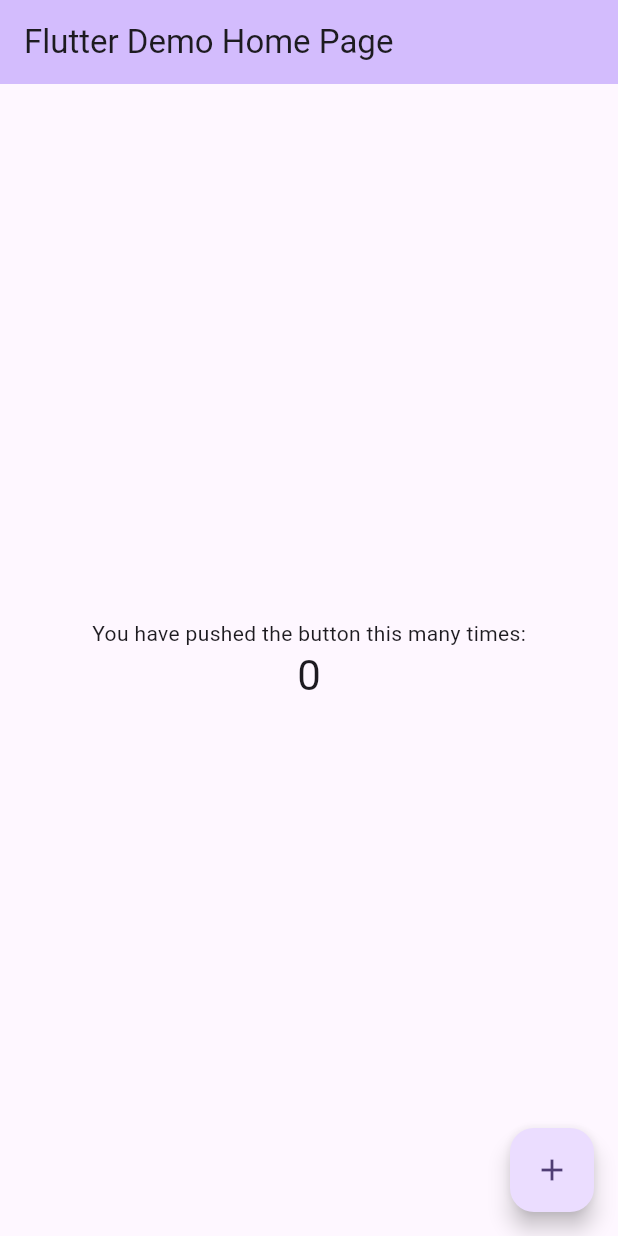
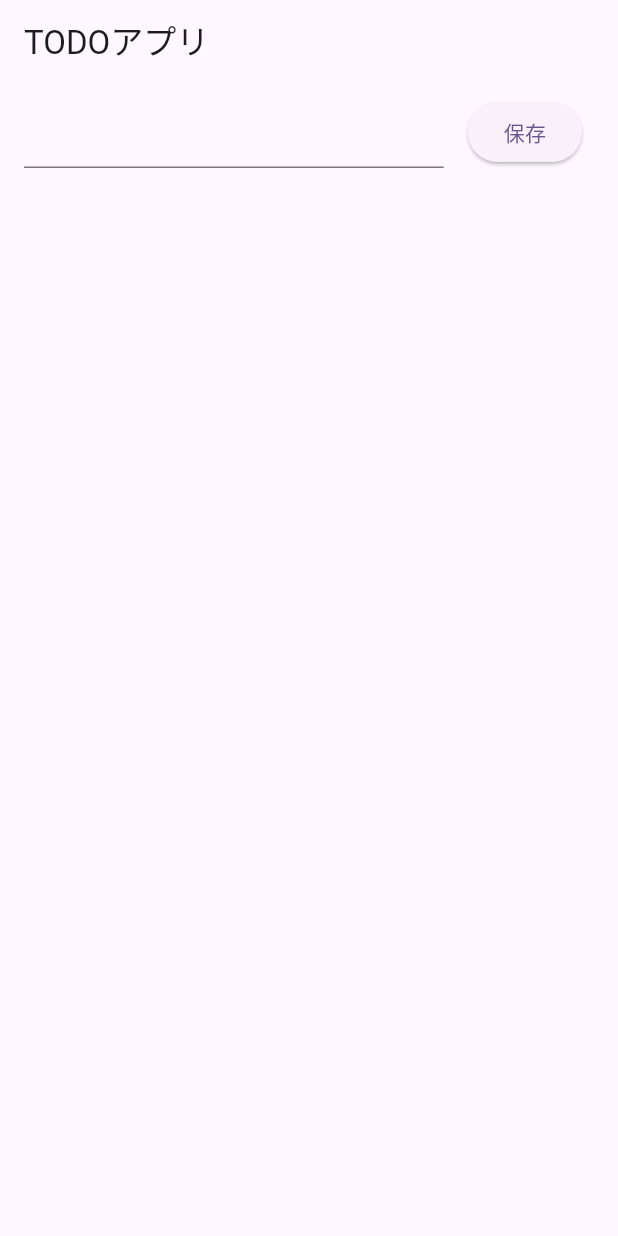
Before and after one commit to kobarmn/studyfirstudemy, a Flutter app: the screen it shows after launch, on a phone screen of 412 x 824 dp. Run offline on Flutter 3.47's test engine with Material 3 defaults, Android fonts, the phone set to English and light mode, and no system bars; our stand-ins replace cloud_firestore, firebase_core, webview_flutter; accounts and stored records are empty.

Commit message:
FireBase Congigure

```diff
--- a/lib/main.dart
+++ b/lib/main.dart
@@ -1,6 +1,6 @@
 import 'package:flutter/material.dart';
 import 'package:cloud_firestore/cloud_firestore.dart';
-import 'package:firebase core/firebase_core.dart';
+import 'package:firebase_core/firebase_core.dart';
 import 'firebase_options.dart';
 
 
@@ -17,21 +17,6 @@ class MyApp extends StatelessWidget {
     return MaterialApp(
       title: 'Flutter Demo',
       theme: ThemeData(
-        // This is the theme of your application.
-        //
-        // TRY THIS: Try running your application with "flutter run". You'll see
-        // the application has a purple toolbar. Then, without quitting the app,
-        // try changing the seedColor in the colorScheme below to Colors.green
-        // and then invoke "hot reload" (save your changes or press the "hot
-        // reload" button in a Flutter-supported IDE, or press "r" if you used
-        // the command line to start the app).
-        //
-        // Notice that the counter didn't reset back to zero; the application
-        // state is not lost during the reload. To reset the state, use hot
-        // restart instead.
-        //
-        // This works for code too, not just values: Most code changes can be
-        // tested with just a hot reload.
         colorScheme: ColorScheme.fromSeed(seedColor: Colors.deepPurple),
       ),
       home: const MyHomePage(title: 'Flutter Demo Home Page'),
@@ -42,14 +27,6 @@ class MyApp extends StatelessWidget {
 class MyHomePage extends StatefulWidget {
   const MyHomePage({super.key, required this.title});
 
-  // This widget is the home page of your application. It is stateful, meaning
-  // that it has a State object (defined below) that contains fields that affect
-  // how it looks.
-
-  // This class is the configuration for the state. It holds the values (in this
-  // case the title) provided by the parent (in this case the App widget) and
-  // used by the build method of the State. Fields in a Widget subclass are
-  // always marked "final".
 
   final String title;
 
@@ -58,69 +35,69 @@ class MyHomePage extends StatefulWidget {
 }
 
 class _MyHomePageState extends State<MyHomePage> {
-  int _counter = 0;
 
-  void _incrementCounter() {
-    setState(() {
-      // This call to setState tells the Flutter framework that something has
-      // changed in this State, which causes it to rerun the build method below
-      // so that the display can reflect the updated values. If we changed
-      // _counter without calling setState(), then the build method would not be
-      // called again, and so nothing would appear to happen.
-      _counter++;
-    });
+  List<Item> items =[];
+  final TextEditingController textEditingController = TextEditingController();
+
+  @override
+  void initState(){
+    super.initState();
+    watch();
   }
+
+  //データ更新監視
+  Future<void> watch() async {}
+
+  //保存する
+  Future<void> save() async {}
+
+  //完了・未完了に変更する
+  Future<void> complete(Item item) async {}
+
+  //削除する
+  Future<void> delete(String id) async {}
+
 
   @override
   Widget build(BuildContext context) {
-    // This method is rerun every time setState is called, for instance as done
-    // by the _incrementCounter method above.
-    //
-    // The Flutter framework has been optimized to make rerunning build methods
-    // fast, so that you can just rebuild anything that needs updating rather
-    // than having to individually change instances of widgets.
     return Scaffold(
-      appBar: AppBar(
-        // TRY THIS: Try changing the color here to a specific color (to
-        // Colors.amber, perhaps?) and trigger a hot reload to see the AppBar
-        // change color while the other colors stay the same.
-        backgroundColor: Theme.of(context).colorScheme.inversePrimary,
-        // Here we take the value from the MyHomePage object that was created by
-        // the App.build method, and use it to set our appbar title.
-        title: Text(widget.title),
+      appBar: AppBar(title: Text('TODOアプリ')),
+      body: ListView.builder(
+        itemBuilder: (context, index) {
+          if (index == 0) {
+            return ListTile(
+              title: TextField(
+                controller: textEditingController,
+              ),
+              trailing: ElevatedButton(
+                  onPressed: (){
+                    save();
+                  },
+                  child: Text('保存'),
+              ),
+            );
+          }
+        },
       ),
-      body: Center(
-        // Center is a layout widget. It takes a single child and positions it
-        // in the middle of the parent.
-        child: Column(
-          // Column is also a layout widget. It takes a list of children and
-          // arranges them vertically. By default, it sizes itself to fit its
-          // children horizontally, and tries to be as tall as its parent.
-          //
-          // Column has various properties to control how it sizes itself and
-          // how it positions its children. Here we use mainAxisAlignment to
-          // center the children vertically; the main axis here is the vertical
-          // axis because Columns are vertical (the cross axis would be
-          // horizontal).
-          //
-          // TRY THIS: Invoke "debug painting" (choose the "Toggle Debug Paint"
-          // action in the IDE, or press "p" in the console), to see the
-          // wireframe for each widget.
-          mainAxisAlignment: MainAxisAlignment.center,
-          children: <Widget>[
-            const Text('You have pushed the button this many times:'),
-            Text(
-              '$_counter',
-              style: Theme.of(context).textTheme.headlineMedium,
-            ),
-          ],
-        ),
-      ),
-      floatingActionButton: FloatingActionButton(
-        onPressed: _incrementCounter,
-        tooltip: 'Increment',
-        child: const Icon(Icons.add),
-      ), // This trailing comma makes auto-formatting nicer for build methods.
     );
   }
 }
+
+class Item {
+  const Item({
+    required this.id,
+    required this.text,
+});
+
+  final String id;
+  final String text;
+
+  factory Item.fromSnapshot(String id,
+      Map<String, dynamic> document) {
+    return Item(
+      id: id,
+      text: document['text'].toString() ?? '',
+    );
+  }
+
+}
--- a/pubspec.yaml
+++ b/pubspec.yaml
@@ -36,12 +36,13 @@ dependencies:
   # The following adds the Cupertino Icons font to your application.
   # Use with the CupertinoIcons class for iOS style icons.
   cupertino_icons: ^1.0.8
+  firebase_core: ^3.13.1
+  cloud_firestore: ^5.6.8
 
 dev_dependencies:
   flutter_test:
     sdk: flutter
-  firebase_core: ^2.15.0
-  cloud_firestore: ^4.8.4
+
 
   # The "flutter_lints" package below contains a set of recommended lints to
   # encourage good coding practices. The lint set provided by the package is
```
Also changed, not shown: lib/firebase_options.dart, pubspec.lock, 42 other files.
